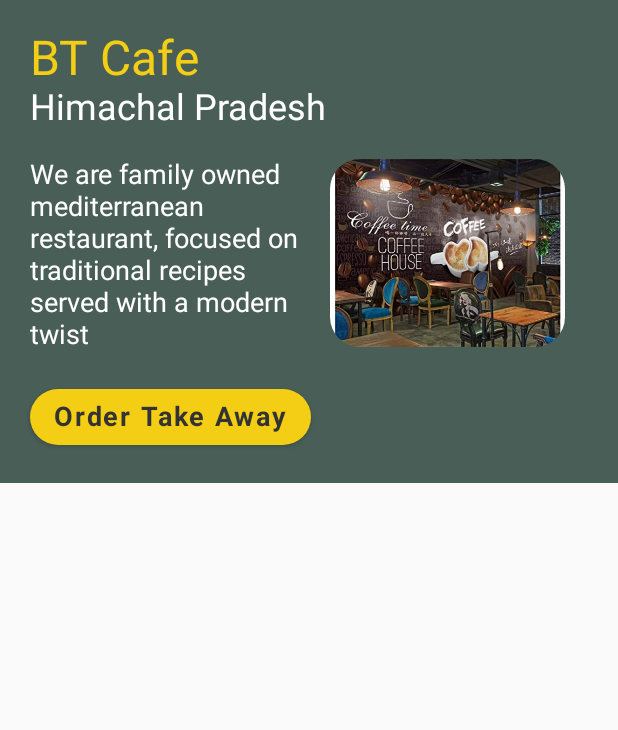
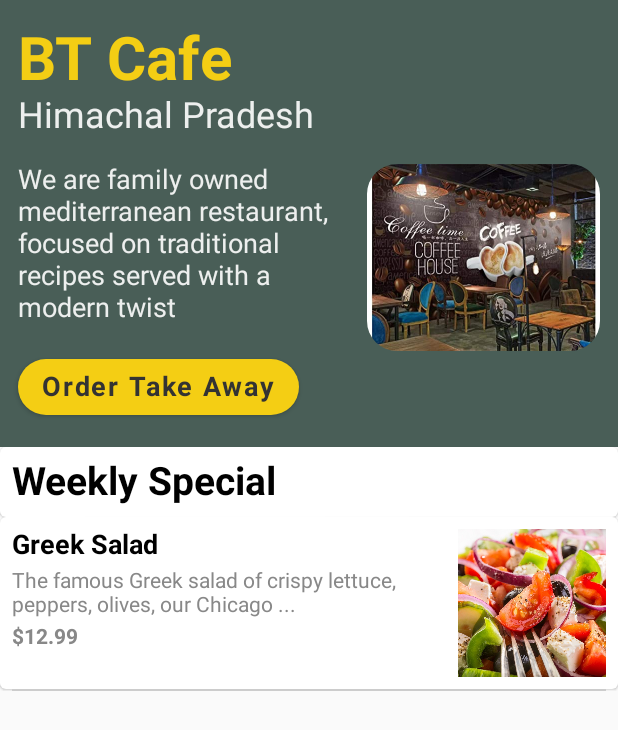
Before and after one commit to lagwalsahil21821/BTCafe, an Android app built with Jetpack Compose: the screen it shows after launch (MainActivity), on a phone screen of 412 x 824 dp. Shown: the top 730 px of the screen. Run offline under Robolectric (Android 15) with nearby library versions, the phone set to English and light mode, and no system bars.

Commit message:
lower part

```diff
--- a/app/src/main/java/com/example/bt_cafe/MainActivity.kt
+++ b/app/src/main/java/com/example/bt_cafe/MainActivity.kt
@@ -27,12 +27,23 @@ class MainActivity : ComponentActivity() {
     override fun onCreate(savedInstanceState: Bundle?) {
         super.onCreate(savedInstanceState)
         setContent {
-            UpperPart()
-
-
-
-
+            HomeScreen()
 
         }
     }
 }
+
+@Composable
+fun HomeScreen(){
+    Column() {
+        UpperPart()
+        LowerPart()
+    }
+
+}
+
+@Preview(showBackground = true)
+@Composable
+fun HomeScreenPreview(){
+    HomeScreen()
+}
--- /dev/null
+++ b/app/src/main/java/com/example/bt_cafe/lowerPart.kt
@@ -0,0 +1,92 @@
+package com.example.bt_cafe
+
+import androidx.compose.foundation.Image
+import androidx.compose.foundation.layout.*
+import androidx.compose.material.Card
+import androidx.compose.material.Divider
+import androidx.compose.material.Text
+import androidx.compose.runtime.Composable
+import androidx.compose.ui.Modifier
+import androidx.compose.ui.graphics.Color
+import androidx.compose.ui.res.painterResource
+import androidx.compose.ui.res.stringResource
+import androidx.compose.ui.text.font.FontWeight
+import androidx.compose.ui.tooling.preview.Preview
+import androidx.compose.ui.unit.dp
+import androidx.compose.ui.unit.sp
+
+@Composable
+fun LowerPart() {
+    Column {
+        WeeklySpecial()
+        MenuDish()
+    }
+}
+
+
+@Composable
+fun WeeklySpecial(){
+    Card(
+        modifier = Modifier.fillMaxWidth()
+    ) {
+        Text(
+            text = stringResource(id = R.string.menu_header),
+            fontWeight = FontWeight.Bold,
+            fontSize = 26.sp,
+            modifier = Modifier
+                .padding(8.dp)
+        )
+    }
+
+}
+
+
+@Composable
+fun MenuDish() {
+    Card{
+        Row(
+            Modifier
+                .fillMaxWidth()
+                .padding(8.dp)
+
+        ){
+            Column {
+                Text(
+                    text = stringResource(id = R.string.item_one),
+                    fontWeight = FontWeight.Bold,
+                    fontSize = 18.sp
+                )
+                Text(
+                    text = stringResource(id = R.string.dsc_one),
+                    color = Color.Gray,
+                    modifier = Modifier
+                        .padding(top = 5.dp, bottom = 5.dp)
+                        .fillMaxWidth(0.75f)
+                )
+                Text(
+                    text = stringResource(id = R.string.rate_one),
+                    color = Color.Gray,
+                    fontWeight = FontWeight.Bold
+                )
+            }
+
+            Image(
+                painter = painterResource(id = R.drawable.img),
+                contentDescription = "Greek Salad Image"
+            )
+        }
+    }
+
+    Divider(
+        modifier = Modifier.padding(start = 8.dp, end = 8.dp),
+        color = Color.LightGray,
+        thickness = 1.dp
+    )
+
+}
+
+@Preview(showBackground = true)
+@Composable
+fun LowerPartPreview(){
+    LowerPart()
+}
--- a/app/src/main/java/com/example/bt_cafe/upperPart.kt
+++ b/app/src/main/java/com/example/bt_cafe/upperPart.kt
@@ -26,45 +26,41 @@ fun UpperPart(){
     val context = LocalContext.current
     // layout: column, row, box
     Column(
-        verticalArrangement = Arrangement.Top,
-        horizontalAlignment = Alignment.Start,
+//        verticalArrangement = Arrangement.Top,
+//        horizontalAlignment = Alignment.Start,    // no need as it is by default
         modifier = Modifier
-            .fillMaxWidth()
             .background(Color(0xFF495E57))
+            .padding(start = 12.dp, end = 12.dp, top = 16.dp, bottom = 16.dp)
 
     ) {
         Text(
             text = stringResource(id = R.string.title),
             color = Color(0xFFF4CE14),
-            fontSize = 32.sp,
-            modifier = Modifier.padding(start = 20.dp, top = 20.dp)
+            fontSize = 40.sp,
+            fontWeight = FontWeight.Bold
         )
 
         Text(
             text = stringResource(id = R.string.location),
             fontSize = 24.sp,
-            color = Color(0xFFFFFFFF),
-            modifier = Modifier.padding(start = 20.dp)
+            color = Color(0xFFEDEFEE)
         )
 
         Row(
             Modifier
-                .fillMaxWidth()
-                .padding(20.dp),
-            horizontalArrangement = Arrangement.Start
+                .padding(top = 18.dp)
 
         ) {
             Text(
                 text = stringResource(id = R.string.description_one),
-                modifier = Modifier.width(200.dp),
-                color = Color.White,
-                fontSize = 18.sp
+                color = Color(0xFFEDEFEE),
+                fontSize = 18.sp,
+                modifier = Modifier.fillMaxWidth(0.6f)
             )
             Image(
                 painter = painterResource(id = R.drawable.cafe),
-                contentDescription = "",
+                contentDescription = "Upper Part Image",
                 Modifier
-                    .height(125.dp)
                     .clip(RoundedCornerShape(20.dp))
             )
 
@@ -72,11 +68,10 @@ fun UpperPart(){
 
         Button(
             onClick = {
-                Toast.makeText(context, "Order Successful!", Toast.LENGTH_SHORT).show()
+                Toast.makeText(context, "Order received. Thank you!", Toast.LENGTH_SHORT).show()
             },
             shape = RoundedCornerShape(20.dp),
-            colors = ButtonDefaults.buttonColors(backgroundColor = Color(0xFFF4CE14)),
-            modifier = Modifier.padding(start = 20.dp, bottom = 20.dp)
+            colors = ButtonDefaults.buttonColors(backgroundColor = Color(0xFFF4CE14))
         ) {
             Text(
                 text = stringResource(id = R.string.order),
--- a/app/src/main/res/values/strings.xml
+++ b/app/src/main/res/values/strings.xml
@@ -4,4 +4,9 @@
     <string name="location">Himachal Pradesh</string>
     <string name="order">Order Take Away</string>
     <string name="description_one">We are family owned mediterranean restaurant, focused on traditional recipes served with a modern twist</string>
+    <string name="menu_header">Weekly Special</string>
+    <string name="item_one">Greek Salad</string>
+    <string name="rate_one">$12.99</string>
+    <string name="dsc_one">The famous Greek salad of crispy lettuce, peppers, olives, our Chicago ...</string>
+
 </resources>
```
Also changed, not shown: app/src/main/res/drawable-v24/img.png (added).
